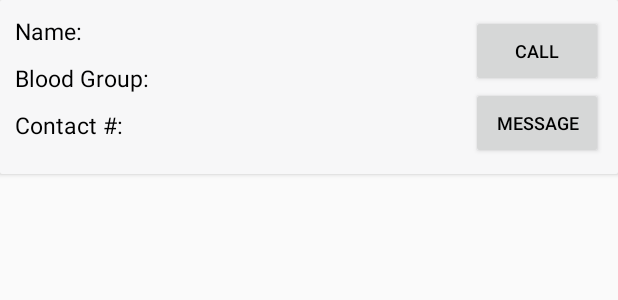
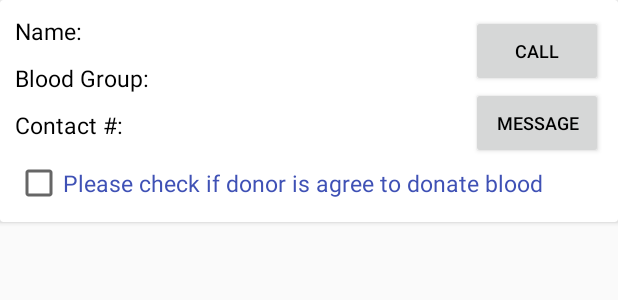
Before and after one commit to kami-mehar38/CampusApp, an Android app: the layout cardview_donors.xml on its own in the app's theme, with its tools: preview values and no code run, on a phone screen of 412 x 824 dp. Shown: the top 300 px of the screen. Run offline under Robolectric (Android 15) with nearby library versions, the phone set to English and light mode, and no system bars.

Commit message:
6/29/2016

```diff
--- a/app/src/main/java/abbottabad/comsats/campusapp/BloodBankController.java
+++ b/app/src/main/java/abbottabad/comsats/campusapp/BloodBankController.java
@@ -77,8 +77,8 @@ public class BloodBankController {
     }
     private class ViewPagerAdapterAdmin extends FragmentPagerAdapter {
 
-        private final List<Fragment> fragmentsList = new ArrayList();
-        private final List<String> titlesList = new ArrayList();
+        private final List<Fragment> fragmentsList = new ArrayList<Fragment>();
+        private final List<String> titlesList = new ArrayList<String>();
 
         public ViewPagerAdapterAdmin(FragmentManager fm) {
             super(fm);
--- a/app/src/main/java/abbottabad/comsats/campusapp/BloodRequestsFragment.java
+++ b/app/src/main/java/abbottabad/comsats/campusapp/BloodRequestsFragment.java
@@ -11,7 +11,8 @@ import android.view.ViewGroup;
 import android.widget.AdapterView;
 import android.widget.ArrayAdapter;
 import android.widget.ListView;
-import android.widget.Toast;
+
+import abbottabad.comsats.campusapp.Modals.BloodBankModal;
 
 /**
  * Created by Kamran Ramzan on 6/4/16.
--- a/app/src/main/java/abbottabad/comsats/campusapp/BloodRequestsSendFragment.java
+++ b/app/src/main/java/abbottabad/comsats/campusapp/BloodRequestsSendFragment.java
@@ -13,6 +13,8 @@ import android.widget.AdapterView;
 import android.widget.Button;
 import android.widget.EditText;
 import android.widget.Spinner;
+
+import abbottabad.comsats.campusapp.Modals.BloodBankModal;
 
 /**
  * Created by Kamran Ramzan on 6/8/16.
--- a/app/src/main/java/abbottabad/comsats/campusapp/LoginView.java
+++ b/app/src/main/java/abbottabad/comsats/campusapp/LoginView.java
@@ -47,6 +47,7 @@ public class LoginView extends AppCompatActivity implements AdapterView.OnItemSe
         ETpassword = (EditText) findViewById(R.id.ETpassword);
 
         setActionBarLogo();
+
         SPloginOptions = (Spinner) findViewById(R.id.SPloginOptions);
         new LoginController(this).populateSpinner(SPloginOptions);
         if (SPloginOptions != null) {
--- a/app/src/main/java/abbottabad/comsats/campusapp/MyGcmListenerService.java
+++ b/app/src/main/java/abbottabad/comsats/campusapp/MyGcmListenerService.java
@@ -12,6 +12,8 @@ import android.support.v4.app.NotificationCompat;
 import android.util.Log;
 
 import com.google.android.gms.gcm.GcmListenerService;
+
+import abbottabad.comsats.campusapp.Modals.BloodBankModal;
 
 /**
  * Created by Kamran Ramzan on 6/3/16.
--- a/app/src/main/java/abbottabad/comsats/campusapp/NetworkStateListener.java
+++ b/app/src/main/java/abbottabad/comsats/campusapp/NetworkStateListener.java
@@ -19,7 +19,6 @@ public class NetworkStateListener extends BroadcastReceiver {
         Boolean isConnected = activeNetwork != null && activeNetwork.isConnectedOrConnecting();
         if (!isConnected){
             Toast.makeText(context, "No internet connection.", Toast.LENGTH_LONG).show();
-            ((Activity)(context)).finish();
         }
     }
 }
--- a/app/src/main/res/layout/cardview_donors.xml
+++ b/app/src/main/res/layout/cardview_donors.xml
@@ -10,36 +10,75 @@
             android:layout_width="match_parent"
             android:layout_height="match_parent"
             android:id="@+id/RL_cardView"
-            android:background="@color/colorExtraLightGrey"
             android:padding="10dp">
 
             <TextView
                 android:layout_width="wrap_content"
                 android:layout_height="wrap_content"
-                android:id="@+id/TV_donorName"
+                android:id="@+id/TV_name"
                 android:textColor="#000"
                 android:textSize="15sp"
                 android:paddingBottom="10dp"
-                android:text="Name:   " />
+                android:text="Name:                " />
 
             <TextView
                 android:layout_width="wrap_content"
                 android:layout_height="wrap_content"
-                android:id="@+id/TV_donorBloodtype"
-                android:layout_below="@+id/TV_donorName"
+                android:id="@+id/TV_Bloodtype"
+                android:layout_below="@+id/TV_name"
                 android:textColor="#000"
                 android:textSize="15sp"
                 android:paddingBottom="10dp"
-                android:text="Blood Group:   "/>
+                android:text="Blood Group:                "/>
+
+            <TextView
+                android:layout_width="wrap_content"
+                android:layout_height="wrap_content"
+                android:id="@+id/TV_Contact"
+                android:layout_below="@+id/TV_Bloodtype"
+                android:textColor="#000"
+                android:textSize="15sp"
+                android:text="Contact #:                "/>
+
+            <TextView
+                android:layout_width="wrap_content"
+                android:layout_height="wrap_content"
+                android:id="@+id/TV_donorName"
+                android:layout_toEndOf="@+id/TV_name"
+                android:textColor="#000"
+                android:textSize="15sp"
+                android:text=""/>
+
+            <TextView
+                android:layout_width="wrap_content"
+                android:layout_height="wrap_content"
+                android:id="@+id/TV_donorBloodType"
+                android:textColor="#000"
+                android:textSize="15sp"
+                android:text=""
+                android:layout_below="@+id/TV_name"
+                android:layout_toEndOf="@+id/TV_name" />
 
             <TextView
                 android:layout_width="wrap_content"
                 android:layout_height="wrap_content"
                 android:id="@+id/TV_donorContact"
-                android:layout_below="@+id/TV_donorBloodtype"
                 android:textColor="#000"
                 android:textSize="15sp"
-                android:text="Contact #:   "/>
+                android:text=""
+                android:layout_below="@+id/TV_Bloodtype"
+                android:layout_alignStart="@+id/TV_donorName"
+                android:paddingBottom="10dp"/>
+
+            <CheckBox
+                android:layout_width="wrap_content"
+                android:layout_height="wrap_content"
+                android:id="@+id/CB_bleeded"
+                android:textSize="15sp"
+                android:text="Please check if donor is agree to donate blood"
+                android:textColor="@color/colorPrimary"
+                android:layout_below="@+id/btnMessage"
+                android:layout_alignParentStart="true" />
 
             <Button
                 android:layout_width="wrap_content"
--- a/app/src/main/res/layout/fragment_blood_donors.xml
+++ b/app/src/main/res/layout/fragment_blood_donors.xml
@@ -7,8 +7,8 @@
     <android.support.v7.widget.RecyclerView
         android:layout_width="match_parent"
         android:layout_height="wrap_content"
-        android:id="@+id/recyclerView"
-        >
+        android:scrollbars="vertical"
+        android:id="@+id/recyclerView">
     </android.support.v7.widget.RecyclerView>
 `
 </RelativeLayout>
```
Also changed, not shown: app/src/main/java/abbottabad/comsats/campusapp/BloodBankView.java (+40 -2 lines), app/src/main/java/abbottabad/comsats/campusapp/BloodDonorsFragment.java (+10 -1 lines), app/src/main/java/abbottabad/comsats/campusapp/DonorsViewAdapter.java (+11 -10 lines), app/src/main/java/abbottabad/comsats/campusapp/Modals/BloodBankModal.java (renamed from app/src/main/java/abbottabad/comsats/campusapp/BloodBankModal.java, +6 -4 lines), app/src/main/java/abbottabad/comsats/campusapp/SpinnerNavItem.java (added, +18 -0 lines), app/src/main/java/abbottabad/comsats/campusapp/TitleNavigationAdapter.java (added, +74 -0 lines), app/src/main/res/layout/list_item_title_navigation.xml (added, +14 -0 lines).
